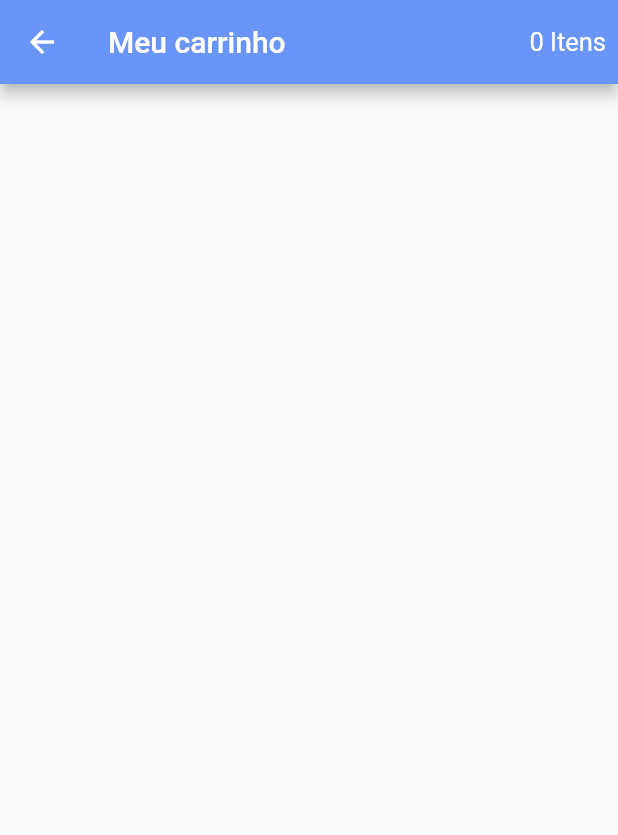
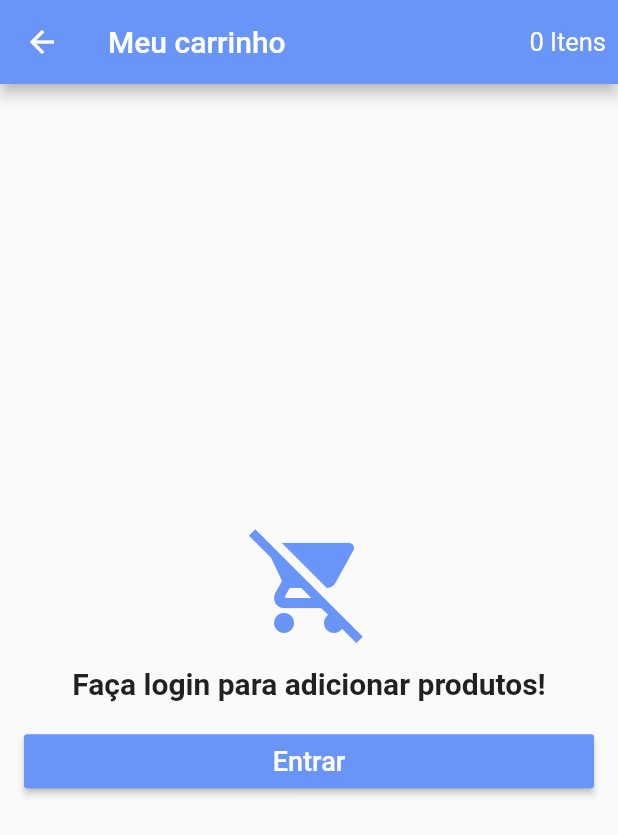
Before and after one commit to tarcisiolopes/flutter-loja-virtual, a Flutter app: the CartScreen screen opened directly, on a phone screen of 412 x 824 dp. Shown: the top 835 px of the screen. Run offline on Flutter 3.47's test engine with Material 2 defaults, Android fonts, the phone set to English and light mode, and no system bars; our stand-ins replace carousel_pro, cloud_firestore, firebase_auth, font_awesome_flutter, transparent_image; accounts and stored records are empty.

Commit message:
Criando corpo do carrinho

```diff
--- a/lib/models/cart_model.dart
+++ b/lib/models/cart_model.dart
@@ -8,6 +8,8 @@ class CartModel extends Model {
   UserModel user;
 
   List<CartProduct> products = [];
+
+  bool isLoading = false;
 
   CartModel(this.user);
 
--- a/lib/screens/cart_screen.dart
+++ b/lib/screens/cart_screen.dart
@@ -1,5 +1,7 @@
 import 'package:flutter/material.dart';
 import 'package:loja_virtual/models/cart_model.dart';
+import 'package:loja_virtual/models/user_model.dart';
+import 'package:loja_virtual/screens/login_screen.dart';
 import 'package:scoped_model/scoped_model.dart';
 
 class CartScreen extends StatelessWidget {
@@ -13,7 +15,7 @@ class CartScreen extends StatelessWidget {
               padding: EdgeInsets.only(right: 8.0),
               alignment: Alignment.center,
               child: ScopedModelDescendant<CartModel>(
-              builder: (context, child, model){
+                builder: (context, child, model) {
                   int p = model.products.length;
                   return Text(
                     "${p ?? 0} ${p == 1 ? "Item" : "Itens"}",
@@ -25,6 +27,52 @@ class CartScreen extends StatelessWidget {
             )
           ],
         ),
+        body: ScopedModelDescendant<CartModel>(
+          builder: (context, child, model) {
+            if (model.isLoading && UserModel.of(context).isLoggedIn()) {
+              return Center(
+                child: CircularProgressIndicator(),
+              );
+            } else if (!UserModel.of(context).isLoggedIn()) {
+              return Container(
+                padding: EdgeInsets.all(16.0),
+                child: Column(
+                  crossAxisAlignment: CrossAxisAlignment.stretch,
+                  mainAxisAlignment: MainAxisAlignment.center,
+                  children: [
+                    Icon(Icons.remove_shopping_cart, size: 80.0, color: Theme
+                        .of(context)
+                        .primaryColor,),
+                    SizedBox(height: 16.0,),
+                    Text("Faça login para adicionar produtos!",
+                      style: TextStyle(
+                          fontSize: 20.0, fontWeight: FontWeight.bold),
+                      textAlign: TextAlign.center,),
+                    SizedBox(height: 16.0,),
+                    RaisedButton(
+                      child: Text("Entrar", style: TextStyle(fontSize: 18.0),),
+                      textColor: Colors.white,
+                      color: Theme
+                          .of(context)
+                          .primaryColor,
+                      onPressed: () {
+                        Navigator.of(context).push(MaterialPageRoute(builder: (
+                            context) => LoginScreen())
+                        );
+                      },
+                    )
+                  ],
+                ),
+              );
+            } else if(model.products == null || model.products.length == 0){
+              return Center(
+                child: Text("Nenhum produto no carrinho!",
+                style: TextStyle(fontSize: 20.0, fontWeight: FontWeight.bold),
+                textAlign: TextAlign.center,),
+              );
+            }
+          },
+        )
     );
   }
 }
```
Lines whose indentation alone changed are shown as unchanged.
